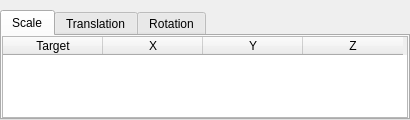
Old version of the form apps/vaporgui/TransformTableGUI.ui in the repository StasJ/vapor-formatted.
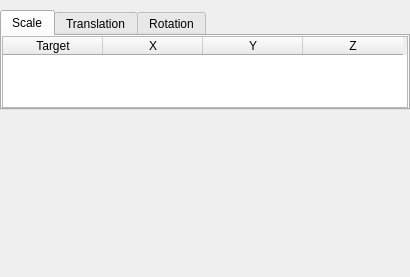
New version of the form. The open tabs and pages were chosen to show the change.

The edit to the form file:
```diff
--- a/apps/vaporgui/TransformTableGUI.ui
+++ b/apps/vaporgui/TransformTableGUI.ui
@@ -7,7 +7,7 @@
     <x>0</x>
     <y>0</y>
     <width>410</width>
-    <height>120</height>
+    <height>277</height>
    </rect>
   </property>
   <property name="sizePolicy">
@@ -25,7 +25,7 @@
   <property name="windowTitle">
    <string>Form</string>
   </property>
-  <layout class="QVBoxLayout" name="verticalLayout">
+  <layout class="QVBoxLayout" name="verticalLayout" stretch="1,2">
    <property name="spacing">
     <number>0</number>
    </property>
@@ -54,6 +54,9 @@
        <property name="spacing">
         <number>0</number>
        </property>
+       <property name="sizeConstraint">
+        <enum>QLayout::SetMinimumSize</enum>
+       </property>
        <property name="leftMargin">
         <number>0</number>
        </property>
@@ -222,6 +225,19 @@
      </widget>
     </widget>
    </item>
+   <item>
+    <spacer name="verticalSpacer">
+     <property name="orientation">
+      <enum>Qt::Vertical</enum>
+     </property>
+     <property name="sizeHint" stdset="0">
+      <size>
+       <width>20</width>
+       <height>40</height>
+      </size>
+     </property>
+    </spacer>
+   </item>
   </layout>
  </widget>
  <resources/>
```
Left out of the diff: 8 changed lines with no effect on the pictures.
